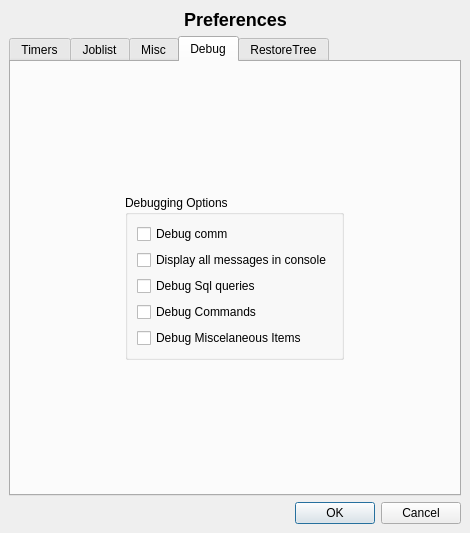
Old version of the form bacula/src/qt-console/prefs.ui in the repository rkorzeniewski/bacula.
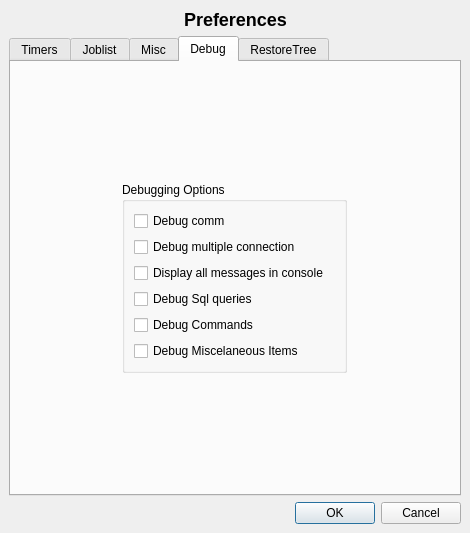
New version of the form. The open tabs and pages were chosen to show the change. Icons and pictures are not drawn.

Commit message: This is the rather large commit of adding the feature to create multiple connections.  I had been struggling with a bug where if a message was pending on startup, the lists would never get populating.  It was inconsistent and I think I may have that one.

Diff of the .ui file:
```diff
--- a/bacula/src/qt-console/prefs.ui
+++ b/bacula/src/qt-console/prefs.ui
@@ -473,44 +473,6 @@
           <string>Debugging Options</string>
          </property>
          <layout class="QGridLayout" >
-          <property name="leftMargin" >
-           <number>9</number>
-          </property>
-          <property name="topMargin" >
-           <number>9</number>
-          </property>
-          <property name="rightMargin" >
-           <number>9</number>
-          </property>
-          <property name="bottomMargin" >
-           <number>9</number>
-          </property>
-          <property name="horizontalSpacing" >
-           <number>6</number>
-          </property>
-          <property name="verticalSpacing" >
-           <number>6</number>
-          </property>
-          <item row="0" column="0" >
-           <layout class="QGridLayout" >
-            <property name="leftMargin" >
-             <number>0</number>
-            </property>
-            <property name="topMargin" >
-             <number>0</number>
-            </property>
-            <property name="rightMargin" >
-             <number>0</number>
-            </property>
-            <property name="bottomMargin" >
-             <number>0</number>
-            </property>
-            <property name="horizontalSpacing" >
-             <number>6</number>
-            </property>
-            <property name="verticalSpacing" >
-             <number>6</number>
-            </property>
             <item row="0" column="0" >
              <widget class="QCheckBox" name="commDebug" >
               <property name="text" >
@@ -518,7 +480,14 @@
               </property>
              </widget>
             </item>
-            <item row="1" column="0" >
+          <item row="1" column="0" colspan="2" >
+           <widget class="QCheckBox" name="connDebug" >
+            <property name="text" >
+             <string>Debug multiple connection</string>
+            </property>
+           </widget>
+          </item>
+          <item row="2" column="0" >
              <widget class="QCheckBox" name="displayAll" >
               <property name="text" >
                <string>Display all messages in console</string>
@@ -526,13 +495,6 @@
              </widget>
             </item>
             <item row="3" column="0" >
-             <widget class="QCheckBox" name="commandDebug" >
-              <property name="text" >
-               <string>Debug Commands</string>
-              </property>
-             </widget>
-            </item>
-            <item row="2" column="0" >
              <widget class="QCheckBox" name="sqlDebug" >
               <property name="text" >
                <string>Debug Sql queries</string>
@@ -540,13 +502,18 @@
              </widget>
             </item>
             <item row="4" column="0" >
+           <widget class="QCheckBox" name="commandDebug" >
+            <property name="text" >
+             <string>Debug Commands</string>
+            </property>
+           </widget>
+          </item>
+          <item row="5" column="0" >
              <widget class="QCheckBox" name="miscDebug" >
               <property name="text" >
                <string>Debug Miscelaneous Items</string>
               </property>
              </widget>
-            </item>
-           </layout>
           </item>
          </layout>
         </widget>
```
Left out of the diff: 2 changed lines with no effect on the pictures. Lines whose indentation alone changed are shown as unchanged. The commit also changes 39 other files.
